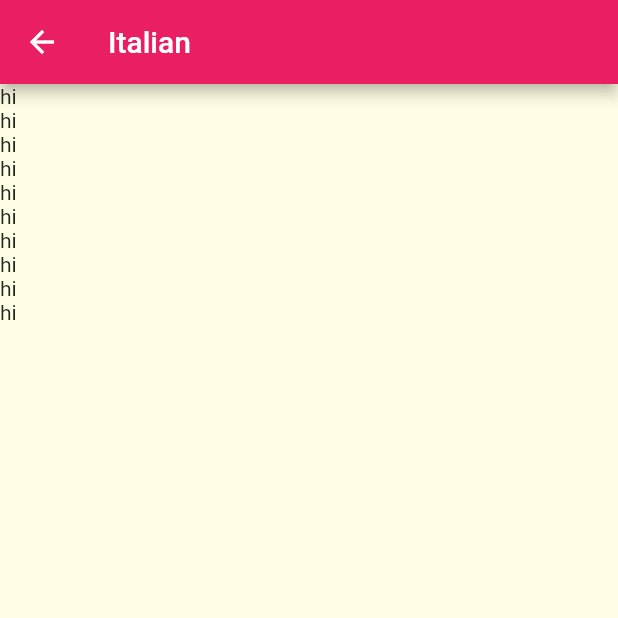
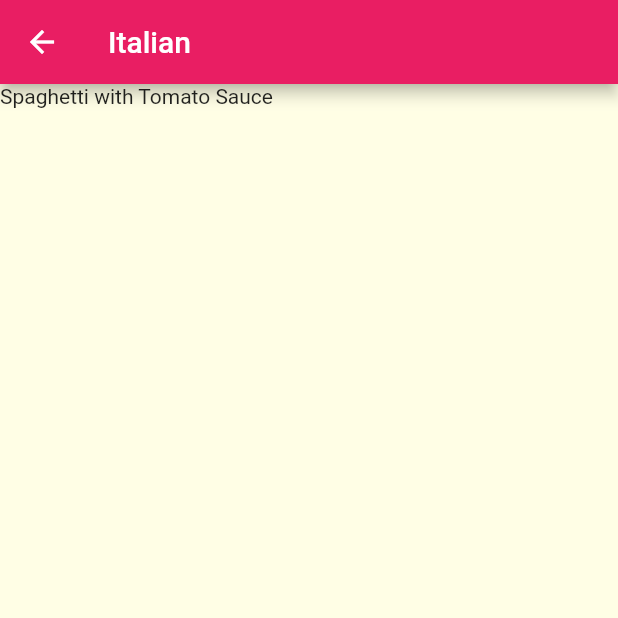
Before and after one commit to Sudhanva-Nadiger/foodie_bro, a Flutter app: the screen it shows after launch, after a tap on "Italian", on a phone screen of 412 x 824 dp, the top half of it. Run offline on Flutter 3.47's test engine with Material 2 defaults, Android fonts, the phone set to English and light mode, and no system bars.

Commit message:
filtering the data based on category

```diff
--- a/lib/screens/category_meals_screen.dart
+++ b/lib/screens/category_meals_screen.dart
@@ -1,4 +1,6 @@
 import 'package:flutter/material.dart';
+
+import '../constants/dummy_data.dart';
 
 class CategoryMealsScreen extends StatelessWidget {
   // final String categoryId;
@@ -11,14 +13,18 @@ class CategoryMealsScreen extends StatelessWidget {
     final routeArgs =
         ModalRoute.of(context)?.settings.arguments as Map<String, String>;
     final categoryName = routeArgs['title'];
+    final categoryId = routeArgs['id'];
+    final categoryMeals = DUMMY_MEALS
+        .where((meal) => meal.categories.contains(categoryId))
+        .toList();
     return SafeArea(
       child: Scaffold(
         appBar: AppBar(
           title: Text(categoryName!),
         ),
         body: ListView.builder(
-          itemBuilder: (context, index) => Text('hi'),
-          itemCount: 10,
+          itemBuilder: (context, index) => Text(categoryMeals[index].title),
+          itemCount: categoryMeals.length,
         ),
       ),
     );
```
